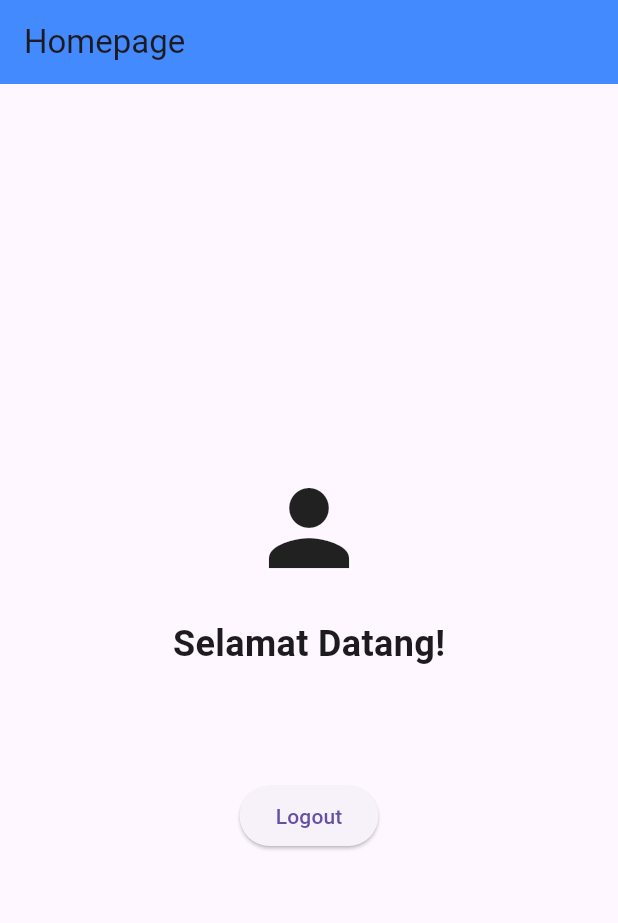
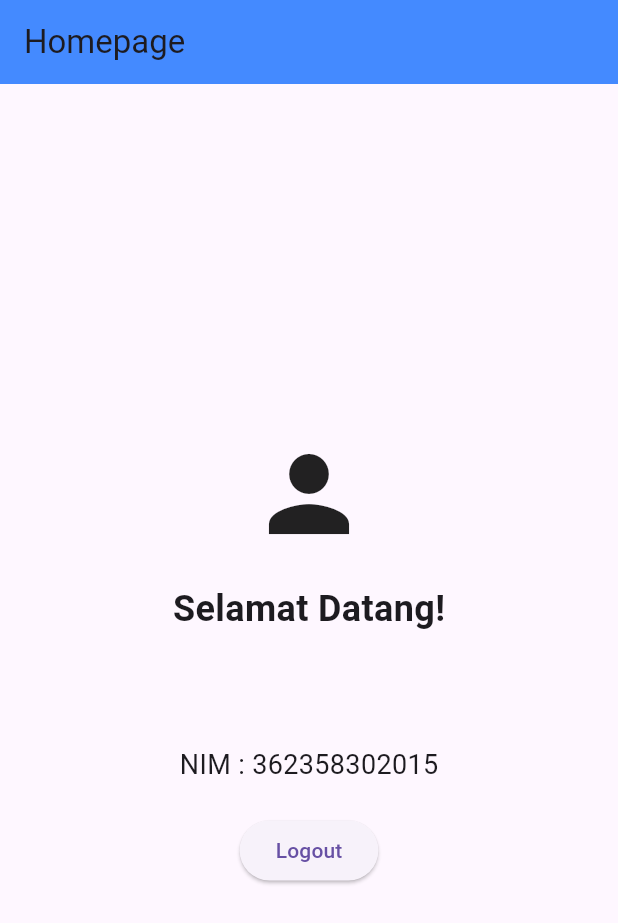
Before and after one commit to starvieree/project_uas, a Flutter app: the HomePage screen opened directly with empty values, on a phone screen of 412 x 824 dp. Shown: the top 923 px of the screen. Run offline on Flutter 3.47's test engine with Material 3 defaults, Android fonts, the phone set to English and light mode, and no system bars; our stand-ins replace form_field_validator.

Commit message:
end-game

```diff
--- a/lib/pages/home_page.dart
+++ b/lib/pages/home_page.dart
@@ -39,6 +39,13 @@ class HomePage extends StatelessWidget {
                 const SizedBox(
                   height: 20,
                 ),
+                Text(
+                  'NIM : 362358302015',
+                  style: const TextStyle(fontSize: 18),
+                ),
+                const SizedBox(
+                  height: 20,
+                ),
                 ElevatedButton(
                   onPressed: () {
                     // Redirect ke halaman login
```
Also changed, not shown: image-1.png (added), image-2.png (added), image.png (added), 1 other file.
